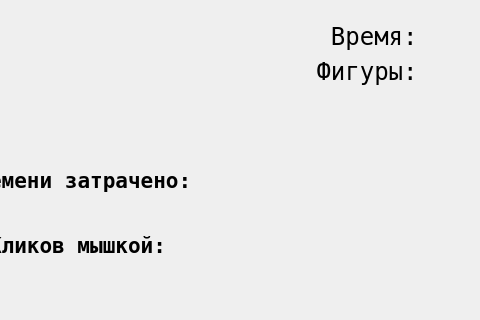
Before: the Qt Designer form gamewindow.ui in cruvar/FigureCollision, drawn with Qt 5; both pictures show x 320 to 800 and y 0 to 320 of the 800 by 800 pixel window.
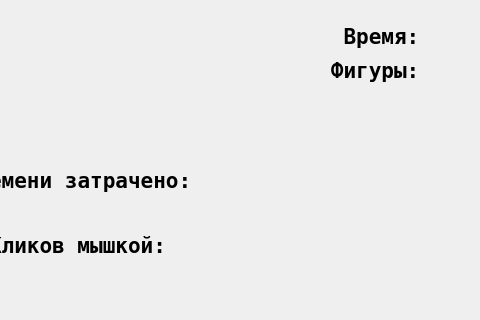
After: the same form once the commit is applied.

Commit message:
Рекорды окно
Добавил класс окна RecordsWindow. Подключил к кнопке recordsButton

Diff of the .ui file:
```diff
--- a/gamewindow.ui
+++ b/gamewindow.ui
@@ -145,9 +145,9 @@
         <property name="font">
          <font>
           <family>Fixedsys</family>
-          <pointsize>18</pointsize>
-          <weight>50</weight>
-          <bold>false</bold>
+          <pointsize>16</pointsize>
+          <weight>75</weight>
+          <bold>true</bold>
          </font>
         </property>
         <property name="text">
@@ -187,9 +187,9 @@
         <property name="font">
          <font>
           <family>Fixedsys</family>
-          <pointsize>18</pointsize>
-          <weight>50</weight>
-          <bold>false</bold>
+          <pointsize>16</pointsize>
+          <weight>75</weight>
+          <bold>true</bold>
          </font>
         </property>
         <property name="text">
```
Left out of the diff: 2 changed lines with no effect on the pictures. The commit also changes 6 other files.
